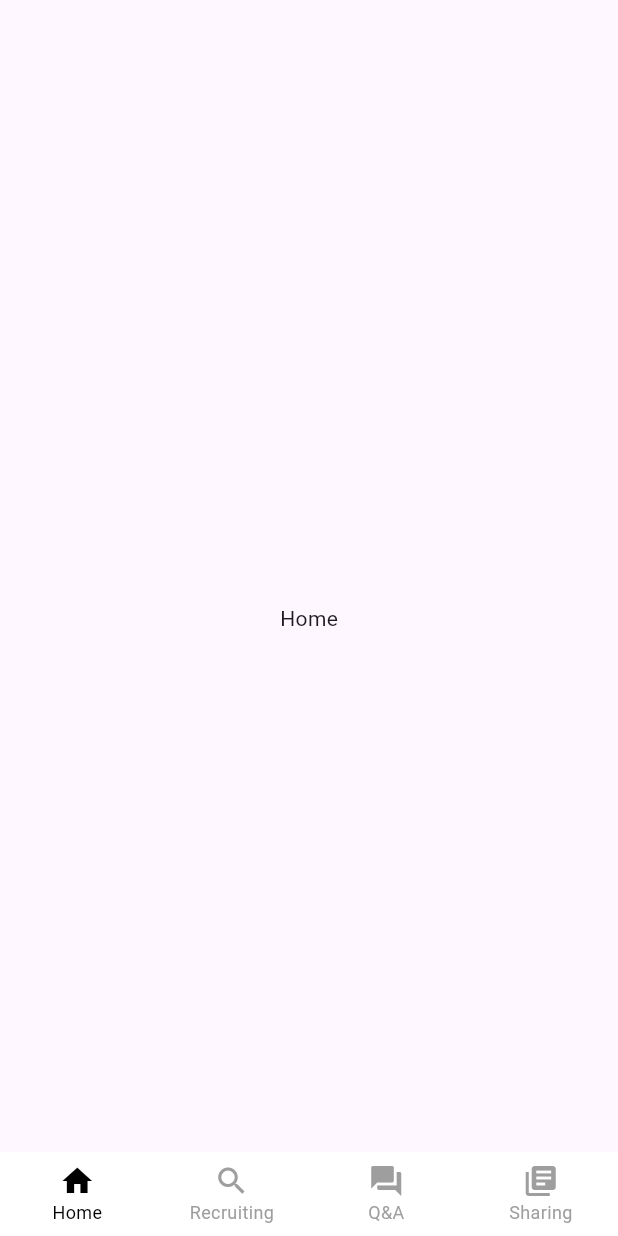
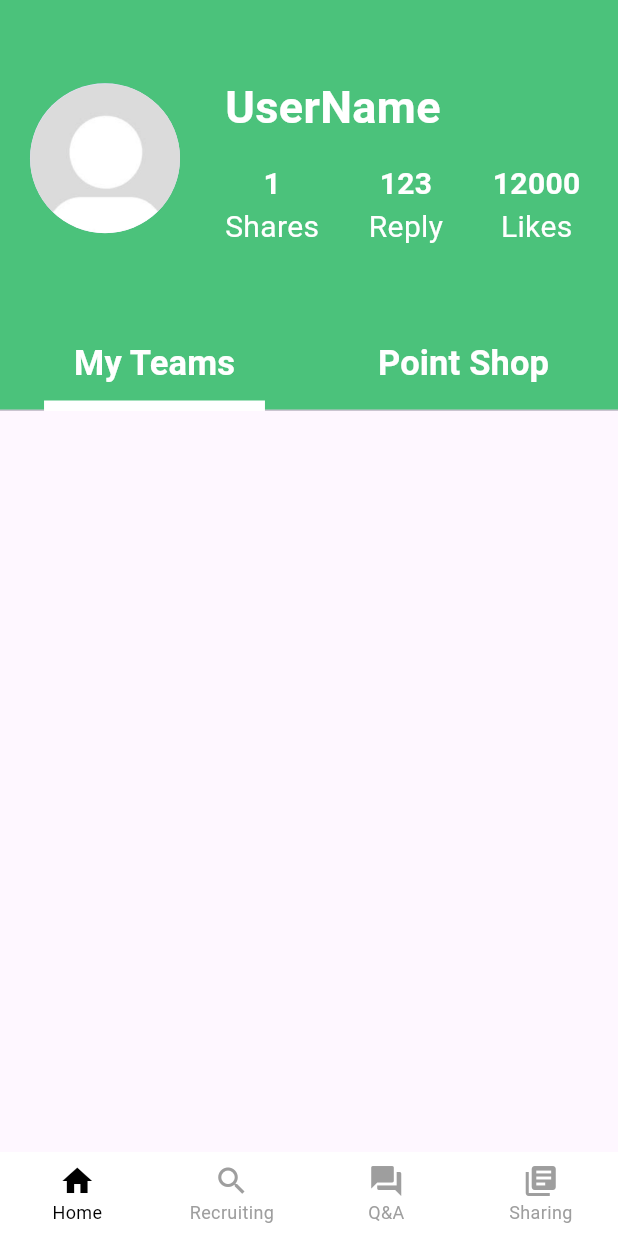
Before and after one commit to Guho-Kim/SKKULearn-project-frontend, a Flutter app: the screen it shows after launch, on a phone screen of 412 x 824 dp. Run offline on Flutter 3.47's test engine with Material 3 defaults, Android fonts, the light colour scheme and no system bars; our stand-ins replace get.

Commit message:
Implement tabs and default user information display on mypage

```diff
--- a/frontend/lib/main.dart
+++ b/frontend/lib/main.dart
@@ -13,11 +13,6 @@ class MyApp extends StatelessWidget {
   @override
   Widget build(BuildContext context) {
     return GetMaterialApp(
-      // 첫 시작 이미지 보여주기
-      title: 'Flutter Demo',
-      theme: ThemeData(
-        primarySwatch: Colors.blue,
-      ),
       initialBinding: InitBinding(),
       home: const App(),
       debugShowCheckedModeBanner: false,
--- a/frontend/lib/src/app.dart
+++ b/frontend/lib/src/app.dart
@@ -2,6 +2,9 @@ import 'package:flutter/material.dart';
 import 'package:frontend/src/components/image_data.dart';
 import 'package:frontend/src/controller/bottom_nav_controller.dart';
 import 'package:get/get.dart';
+
+import 'pages/home.dart';
+import 'pages/mypage.dart';
 // import 'package:get/get_connect/http/src/utils/utils.dart';
 
 class App extends GetView<BottomNavController> {
@@ -13,14 +16,12 @@ class App extends GetView<BottomNavController> {
       child: Obx(
         () => Scaffold(
           // backgroundColor: Colors.red,
-          appBar: AppBar(),
+          // appBar: AppBar(),
           body: IndexedStack(
             index: controller.pageIndex.value,
             // children: [Home(), Recruiting(), QnA(), Sharing()],
             children: [
-              Container(
-                child: Center(child: Text('Home')),
-              ),
+              const MyPage(),
               Container(
                 child: Center(child: Text('Recruiting')),
               ),
--- /dev/null
+++ b/frontend/lib/src/pages/home.dart
@@ -0,0 +1,17 @@
+import 'package:flutter/material.dart';
+
+class Home extends StatelessWidget {
+  const Home({Key? key}) : super(key: key);
+
+  @override
+  Widget build(BuildContext context) {
+    return Scaffold(
+      appBar: AppBar(
+        title: Text('home'),
+      ),
+      body: Center(
+        child: Text('home'),
+      ),
+    );
+  }
+}
--- /dev/null
+++ b/frontend/lib/src/pages/mypage.dart
@@ -0,0 +1,157 @@
+import 'package:flutter/material.dart';
+// import 'package:frontend/src/components/image_data.dart';
+
+class MyPage extends StatefulWidget {
+  const MyPage({Key? key}) : super(key: key);
+
+  @override
+  State<MyPage> createState() => _MyPageState();
+}
+
+class _MyPageState extends State<MyPage> with TickerProviderStateMixin {
+  late TabController tabController;
+  @override
+  void initState() {
+    super.initState();
+    tabController = TabController(length: 2, vsync: this);
+  }
+
+  Widget _statisticsOne(String title, int value) {
+    return Padding(
+      padding: const EdgeInsets.all(15),
+      child: Column(
+        mainAxisAlignment: MainAxisAlignment.start,
+        children: [
+          Text(
+            value.toString(),
+            style: const TextStyle(
+                fontSize: 20, color: Colors.white, fontWeight: FontWeight.bold),
+          ),
+          Text(
+            title,
+            style: const TextStyle(fontSize: 20, color: Colors.white),
+          ),
+        ],
+      ),
+    );
+  }
+
+  Widget _information() {
+    return Column(
+      children: [
+        Row(
+          // mainAxisAlignment: MainAxisAlignment.spaceAround,
+          children: [
+            Padding(
+              padding: const EdgeInsets.fromLTRB(20, 50, 15, 20),
+              child: CircleAvatar(
+                radius: 50,
+                backgroundImage: AssetImage('assets/images/profile.png'),
+              ),
+            ),
+            Expanded(
+              child: Column(
+                crossAxisAlignment: CrossAxisAlignment.start,
+                children: [
+                  Padding(
+                    padding: const EdgeInsets.only(left: 15, top: 50),
+                    child: Text(
+                      'UserName',
+                      style: TextStyle(
+                        color: Colors.white,
+                        fontSize: 30,
+                        fontWeight: FontWeight.bold,
+                      ),
+                    ),
+                  ),
+                  Padding(
+                    padding: const EdgeInsets.only(right: 10.0),
+                    child: Row(
+                      mainAxisAlignment: MainAxisAlignment.spaceBetween,
+                      children: [
+                        _statisticsOne('Shares', 1),
+                        _statisticsOne('Reply', 123),
+                        _statisticsOne('Likes', 12000),
+                      ],
+                    ),
+                  )
+                ],
+              ),
+            )
+          ],
+        )
+      ],
+    );
+  }
+
+  Widget _tabMenu() {
+    return TabBar(
+        controller: tabController,
+        indicatorColor: Colors.white,
+        indicatorWeight: 10,
+        indicator: UnderlineTabIndicator(
+          borderSide: BorderSide(width: 7.0, color: Colors.white),
+          insets: EdgeInsets.symmetric(horizontal: -20.0),
+        ),
+        tabs: [
+          Container(
+            // color: Colors.red,
+            padding: const EdgeInsets.only(top: 45, bottom: 5),
+            child: Text(
+              "My Teams",
+              style: TextStyle(
+                  color: Colors.white,
+                  fontSize: 23,
+                  fontWeight: FontWeight.bold),
+            ),
+          ),
+          Container(
+            padding: const EdgeInsets.only(top: 45, bottom: 5),
+            child: Text(
+              "Point Shop",
+              style: TextStyle(
+                  color: Colors.white,
+                  fontSize: 23,
+                  fontWeight: FontWeight.bold),
+            ),
+          ),
+        ]);
+  }
+
+  @override
+  Widget build(BuildContext context) {
+    return Scaffold(
+        // appBar: AppBar(
+        //   backgroundColor: Color(0xFF4BC27B),
+        //   // toolbarHeight: 140,
+        //   // elevation: 0,
+        //   title: const Text(
+        //     '김성균',
+        //     style: TextStyle(
+        //         fontWeight: FontWeight.bold, fontSize: 20, color: Colors.white),
+        //   ),
+        // actions: [
+        //   GestureDetector(
+        //       onTap: () {
+        //         // print('chatting');
+        //         // Get.toNamed('/chatting');
+        //       },
+        //       child: ImageData(
+        //         IconsPath.uploadIcon,
+        //         width: 50,
+        //       )),
+        // ]
+        // ),
+        body: Container(
+      color: Color(0xFF4BC27B),
+      child: SingleChildScrollView(
+        child: Column(
+          children: [
+            _information(),
+            _tabMenu(),
+          ],
+        ),
+      ),
+    ));
+  }
+}
```
